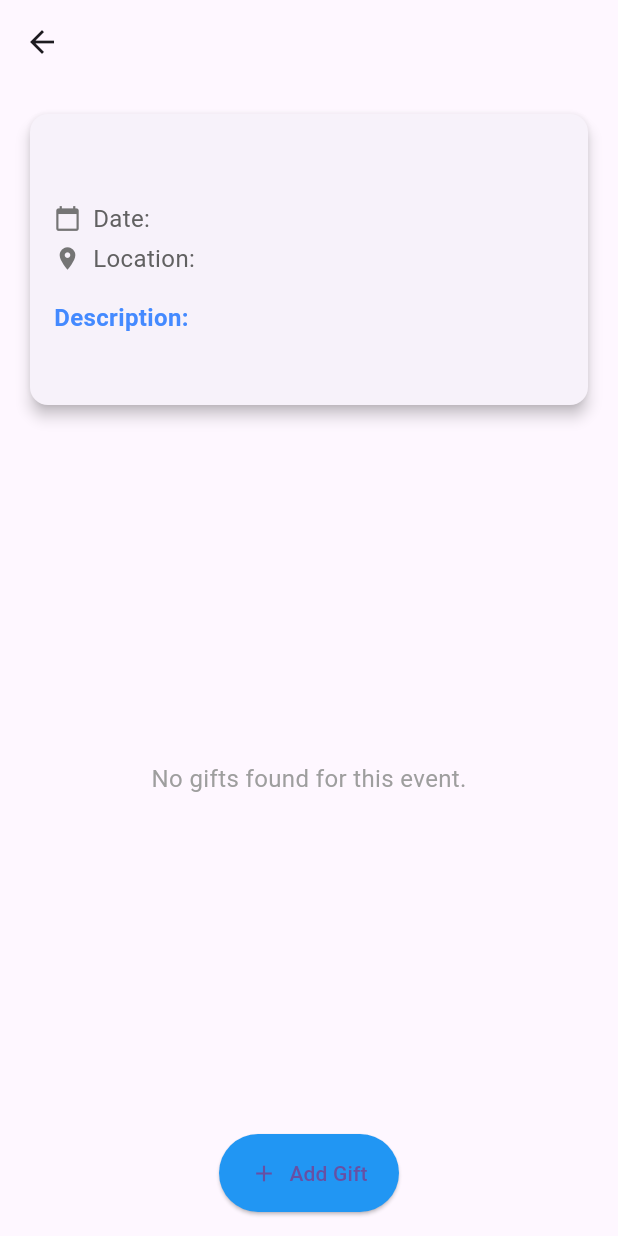
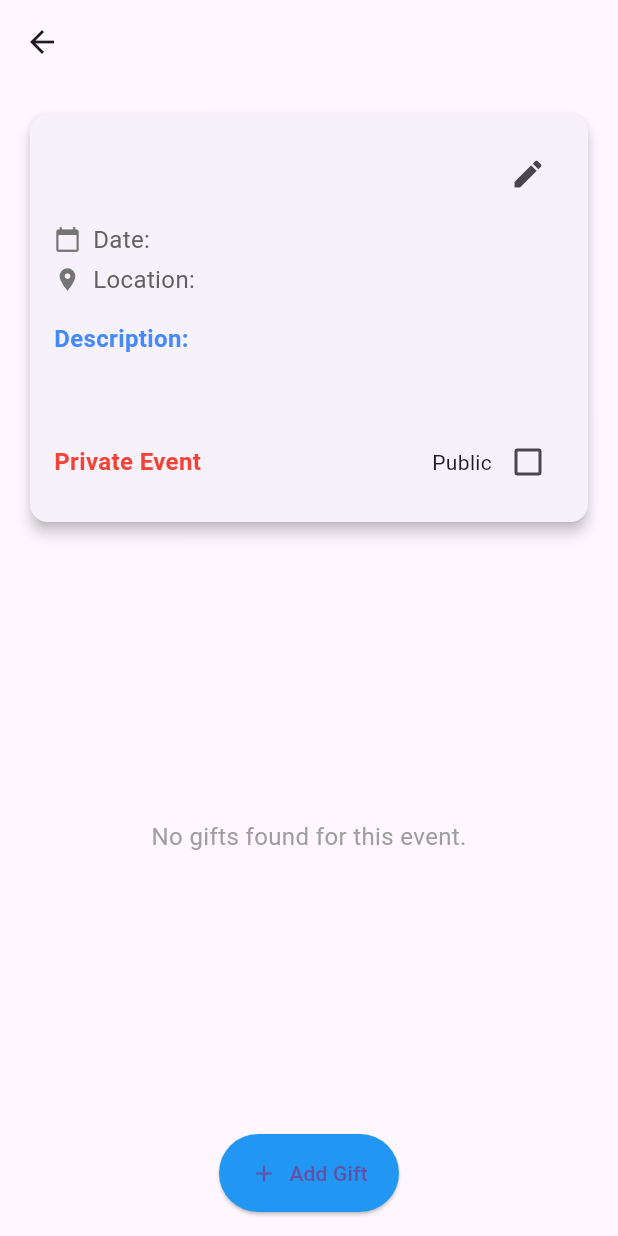
Before and after one commit to silentunicorn249/hedeyety, a Flutter app: the MyEventDetailsScreen screen opened directly with empty values, on a phone screen of 412 x 824 dp. Run offline on Flutter 3.47's test engine with Material 3 defaults, Android fonts, the light colour scheme and no system bars; our stand-ins replace cloud_firestore, firebase_auth, firebase_core, modal_progress_hud_nsn, shared_preferences, sqflite; accounts and stored records are empty; network calls fail.

Commit message:
added more tests, added edit event modal

```diff
--- a/lib/features/gifts/presentation/screens/gift_detail_screen.dart
+++ b/lib/features/gifts/presentation/screens/gift_detail_screen.dart
@@ -89,6 +89,7 @@ class GiftDetailsScreen extends StatelessWidget {
             Padding(
               padding: EdgeInsets.symmetric(horizontal: size.width * 0.1),
               child: ElevatedButton(
+                key: Key("giftBackButt"),
                 onPressed: () {
                   Navigator.pop(context);
                 },
--- a/lib/features/gifts/presentation/widgets/gift_card.dart
+++ b/lib/features/gifts/presentation/widgets/gift_card.dart
@@ -27,6 +27,7 @@ class GiftCard extends StatelessWidget {
     bool isPledged = gift.pledgedId.isNotEmpty;
     bool isPledgedByCurrentUser = gift.pledgedId == currentUserId;
 
+    print("This GiftCard key is: ${(key as ValueKey).value}Butt");
     return GestureDetector(
       onTap: () {
         // Navigate to Gift Details Screen
@@ -67,7 +68,7 @@ class GiftCard extends StatelessWidget {
                   ),
                   if (!isCreator)
                     ElevatedButton.icon(
-                      key: Key("pledgeButt"),
+                      key: Key("${(key as ValueKey).value}Butt"),
                       onPressed: () async {
                         String eventUserId =
                             (await EventRepoRemote().getEvent(gift.eventId))!
--- a/lib/features/profile/presentation/screens/home_screen.dart
+++ b/lib/features/profile/presentation/screens/home_screen.dart
@@ -141,6 +141,7 @@ class _HomeScreenState extends State<HomeScreen> {
       body: Column(
         children: [
           MaterialButton(
+            key: Key("addEventButt"),
             onPressed: () => addEventModal(context),
             child: const Text("Add Event"),
           ),
--- a/lib/features/profile/presentation/screens/my_event_details.dart
+++ b/lib/features/profile/presentation/screens/my_event_details.dart
@@ -1,7 +1,10 @@
 import 'package:firebase_auth/firebase_auth.dart';
 import 'package:flutter/material.dart';
+import 'package:hedeyety/features/events/presentation/screens/add_event_screen.dart';
 import 'package:hedeyety/features/gifts/data/datasources/gift_repo_remote.dart';
 
+import '../../../events/data/datasources/event_repo_local.dart';
+import '../../../events/data/datasources/event_repo_remote.dart';
 import '../../../events/data/models/event_model.dart';
 import '../../../gifts/data/models/gift_model.dart';
 import '../../../gifts/presentation/screens/add_gift_Screen.dart';
@@ -57,6 +60,20 @@ class _MyEventDetailsScreenState extends State<MyEventDetailsScreen> {
     });
   }
 
+  void _openEditEventModal() {
+    showModalBottomSheet(
+      context: context,
+      isScrollControlled: true,
+      builder: (BuildContext context) => SingleChildScrollView(
+        child: Container(
+          padding:
+              EdgeInsets.only(bottom: MediaQuery.of(context).viewInsets.bottom),
+          child: AddEventScreen(),
+        ),
+      ),
+    );
+  }
+
   @override
   Widget build(BuildContext context) {
     bool isCreator = widget.currentUserId == widget.event.userId;
@@ -67,6 +84,7 @@ class _MyEventDetailsScreenState extends State<MyEventDetailsScreen> {
       ),
       body: Column(
         children: [
+          // Event details
           // Event details
           Container(
             padding: const EdgeInsets.all(16),
@@ -81,13 +99,23 @@ class _MyEventDetailsScreenState extends State<MyEventDetailsScreen> {
                   crossAxisAlignment: CrossAxisAlignment.start,
                   children: [
                     // Event Name with Bold Style and Large Font
+                    Row(
+                      mainAxisAlignment: MainAxisAlignment.spaceBetween,
+                      children: [
                         Text(
                           widget.event.name,
                           style: const TextStyle(
                             fontSize: 24,
                             fontWeight: FontWeight.bold,
-                        color: Colors.blueAccent, // Adding color for the title
+                            color:
+                                Colors.blueAccent, // Adding color for the title
                           ),
+                        ),
+                        IconButton(
+                          icon: const Icon(Icons.edit),
+                          onPressed: _openEditEventModal,
+                        ),
+                      ],
                     ),
                     const SizedBox(height: 8),
 
@@ -142,6 +170,56 @@ class _MyEventDetailsScreenState extends State<MyEventDetailsScreen> {
                         color: Colors.black87,
                       ),
                     ),
+                    const SizedBox(height: 16),
+
+                    // Status marker and toggle
+                    Row(
+                      children: [
+                        // Status marker
+                        Text(
+                          widget.event.isPublic
+                              ? "Public Event"
+                              : "Private Event",
+                          style: TextStyle(
+                            fontSize: 16,
+                            fontWeight: FontWeight.bold,
+                            color: widget.event.isPublic
+                                ? Colors.green
+                                : Colors.red,
+                          ),
+                        ),
+                        const Spacer(),
+
+                        // Checkbox
+                        Row(
+                          children: [
+                            const Text("Public"),
+                            Checkbox(
+                              value: widget.event.isPublic,
+                              onChanged: (bool? newValue) async {
+                                if (newValue!) {
+                                  await EventRepoLocal().updateEventPrivateFlag(
+                                      widget.event.id, newValue);
+                                  await EventRepoRemote()
+                                      .saveEvent(widget.event);
+                                  setState(() {
+                                    widget.event.isPublic = newValue;
+                                  });
+                                } else {
+                                  ScaffoldMessenger.of(context).showSnackBar(
+                                    const SnackBar(
+                                      content: Text(
+                                          'El ragel la yomken yerga3 fi kelmeto'),
+                                      duration: Duration(seconds: 2),
+                                    ),
+                                  );
+                                }
+                              },
+                            ),
+                          ],
+                        ),
+                      ],
+                    ),
                   ],
                 ),
               ),
@@ -168,11 +246,12 @@ class _MyEventDetailsScreenState extends State<MyEventDetailsScreen> {
                   );
                 } else {
                   final gifts = snapshot.data!;
-                  print("This event key is: ${ValueKey("GiftCard0").value}");
+                  print(
+                      "This event key is: ${const ValueKey("GiftCard0").value}");
                   return ListView.builder(
                     itemCount: gifts.length,
                     itemBuilder: (context, index) => GiftCard(
-                      key: Key("GiftCard$index"),
+                      key: ValueKey("GiftCard$index"),
                       gift: gifts[index],
                       isCreator: isCreator,
                       giftRepoRemote: _giftRepoRemote,
--- a/lib/features/profile/presentation/screens/my_events_screen.dart
+++ b/lib/features/profile/presentation/screens/my_events_screen.dart
@@ -51,6 +51,7 @@ class _MyEventsScreenState extends State<MyEventsScreen> {
               return EventListTile(
                 eventName: event.name,
                 eventDate: event.date,
+                isPublic: event.isPublic,
                 onTap: () async {
                   await Navigator.push(
                     context,
--- a/lib/features/profile/presentation/widgets/friend_tile.dart
+++ b/lib/features/profile/presentation/widgets/friend_tile.dart
@@ -15,7 +15,6 @@ class FriendTile extends StatelessWidget {
 
   @override
   Widget build(BuildContext context) {
-    debugPrint("This tile button key is  ${key.toString()}Butt");
     return Card(
       elevation: 4,
       shape: RoundedRectangleBorder(
```
Also changed, not shown: lib/features/events/presentation/screens/add_event_screen.dart (+8 -1 lines), lib/features/events/presentation/widgets/event_tile.dart (+5 -3 lines), 2 other files. Lines whose indentation alone changed are shown as unchanged.
